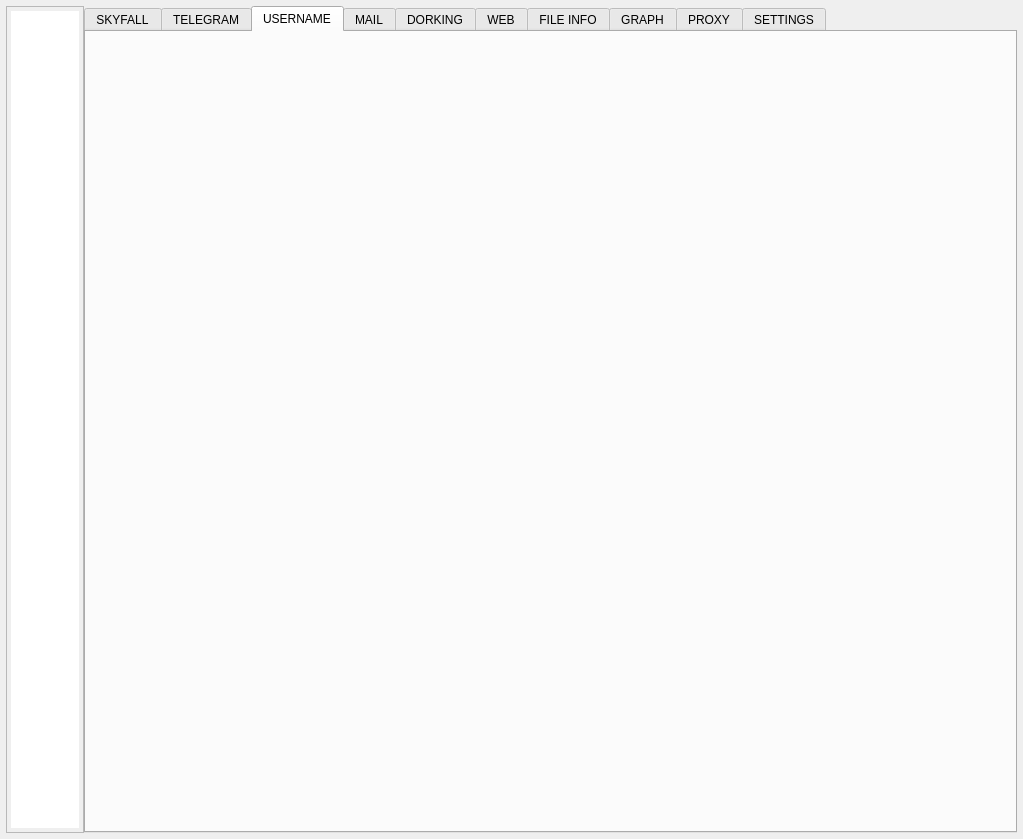
This is resources/form.ui in Nighty3098/SkyFall as Qt 5 draws it before an edit. The edited form follows.
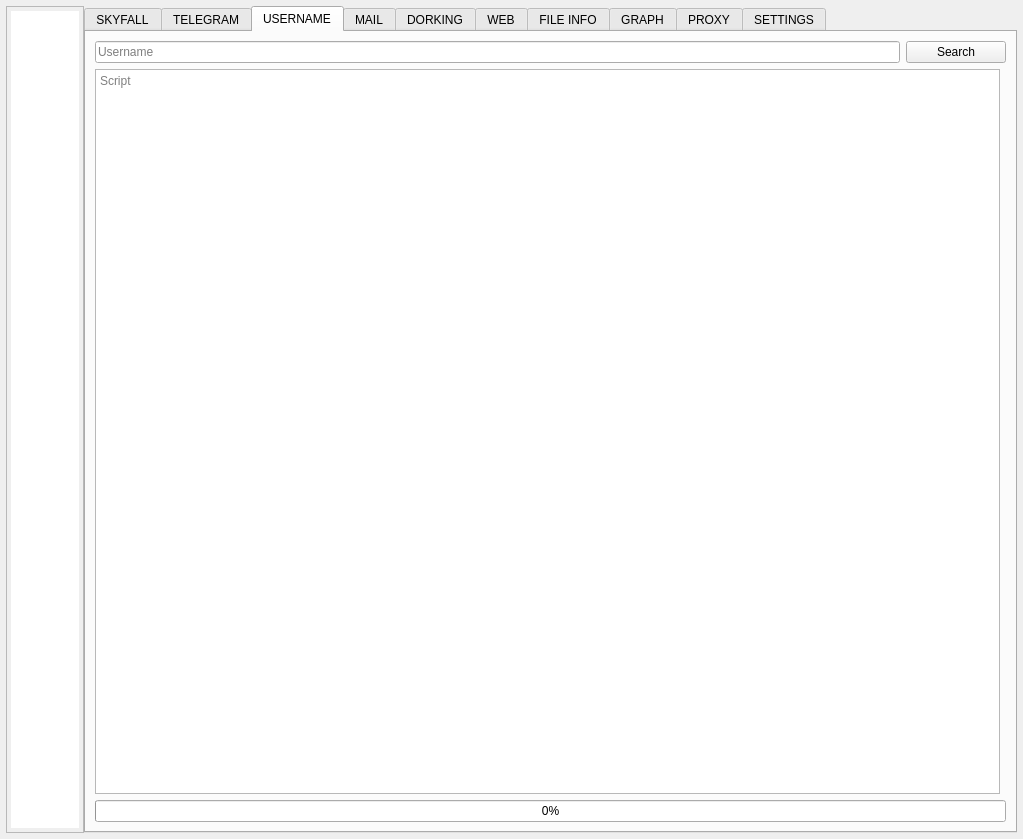
This is the edited form. The open tabs and pages were chosen to show the change. Custom widgets are drawn as their Qt base class.

Commit message:
feat(username-search): wire up UI and connectors
- Add usernameSearchTab layout with progress bar and debug output
- Register UsernameController and connectors in main.py
- Fix connectors.py import and remove stale debug label update
- Enhance VirusTotal results with per-engine detection details

What changed in the file:
```diff
--- a/resources/form.ui
+++ b/resources/form.ui
@@ -541,6 +541,49 @@
          <attribute name="title">
           <string>USERNAME</string>
          </attribute>
+         <layout class="QGridLayout" name="gridLayout_8">
+          <item row="2" column="0">
+           <widget class="QPlainTextEdit" name="usernameScriptDebug">
+            <property name="placeholderText">
+             <string>Script</string>
+            </property>
+           </widget>
+          </item>
+          <item row="0" column="0" colspan="2">
+           <layout class="QHBoxLayout" name="horizontalLayout_8">
+            <property name="bottomMargin">
+             <number>0</number>
+            </property>
+            <item>
+             <widget class="QLineEdit" name="usernameEdit">
+              <property name="placeholderText">
+               <string>Username</string>
+              </property>
+             </widget>
+            </item>
+            <item>
+             <widget class="QPushButton" name="searchUsernameButton">
+              <property name="minimumSize">
+               <size>
+                <width>100</width>
+                <height>0</height>
+               </size>
+              </property>
+              <property name="text">
+               <string>Search</string>
+              </property>
+             </widget>
+            </item>
+           </layout>
+          </item>
+          <item row="3" column="0" colspan="2">
+           <widget class="QProgressBar" name="usernameSearchProgress">
+            <property name="value">
+             <number>0</number>
+            </property>
+           </widget>
+          </item>
+         </layout>
         </widget>
         <widget class="QWidget" name="mailToolsTab">
          <attribute name="title">
```
Left out of the diff: 20 changed lines with no effect on the pictures. The commit also changes 4 other files.
